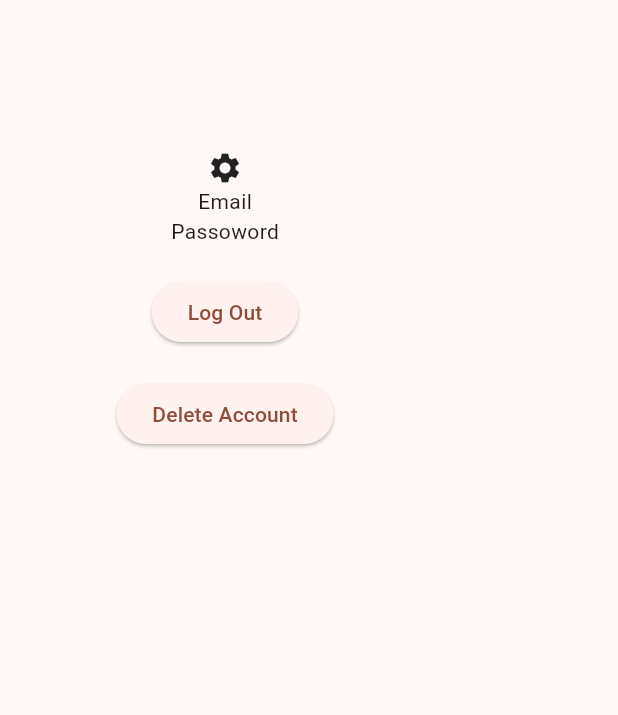
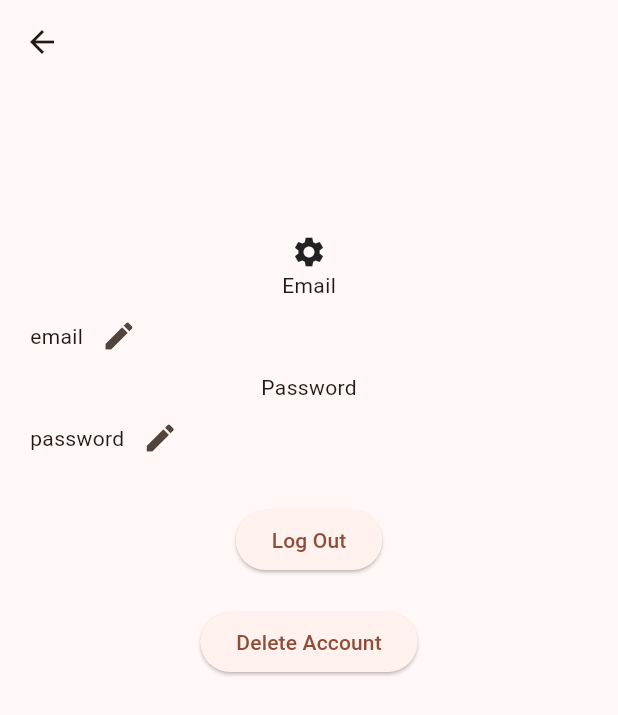
Before and after one commit to Amean/cow-detector, a Flutter app: the SettingsScreen screen opened by its route, on a phone screen of 412 x 824 dp. Shown: the top 715 px of the screen. Run offline on Flutter 3.47's test engine with Material 3 defaults, Android fonts, the phone set to English and light mode, and no system bars; our stand-ins replace firebase_auth, firebase_core, go_router, logger; accounts and stored records are empty.

Commit message:
added statements and widgets to switch between editing and viewing emai and password

```diff
--- a/lib/screens/settings_screen.dart
+++ b/lib/screens/settings_screen.dart
@@ -1,4 +1,6 @@
 import 'package:flutter/material.dart';
+import 'package:go_router/go_router.dart';
+import 'package:cow_detector/services/auth_service.dart';
 
 class SettingsScreen extends StatefulWidget {
   const SettingsScreen({super.key});
@@ -8,9 +10,23 @@ class SettingsScreen extends StatefulWidget {
 }
 
 class _SettingsScreenState extends State<SettingsScreen> {
+  final _auth = AuthService();
+  bool isEditingEmail = false;
+  bool isEditingPassword = false;
+
   @override
   Widget build(BuildContext context) {
     return Scaffold(
+      appBar: AppBar(
+        leading: IconButton(
+          icon: const Icon(
+            Icons.arrow_back,
+          ),
+          onPressed: () {
+            context.go('/home');
+          },
+        ),
+      ),
       body: Container(
         constraints: const BoxConstraints(minWidth: 300, maxWidth: 500),
         padding: const EdgeInsets.symmetric(horizontal: 20, vertical: 100),
@@ -18,15 +34,81 @@ class _SettingsScreenState extends State<SettingsScreen> {
           children: [
             const Icon(Icons.settings),
             Text('Email'),
-            Text('Passoword'),
+            if (!isEditingEmail)
+              Row(
+                children: [
+                  Text('email'), //_auth.getCurrentUser().email),
+                  IconButton(
+                    icon: const Icon(
+                      Icons.edit,
+                    ),
+                    onPressed: () {
+                      setState(() {
+                        isEditingEmail = true;
+                      });
+                    },
+                  ),
+                ],
+              ),
+            if (isEditingEmail)
+              Row(
+                children: [
+                  TextFormField(),
+                  IconButton(
+                    icon: const Icon(
+                      Icons.save,
+                    ),
+                    onPressed: () {
+                      // _auth.updateEmail(newEmail);
+                      setState(() {
+                        isEditingEmail = false;
+                      });
+                    },
+                  ),
+                ],
+              ),
+            Text('Password'),
+            if (!isEditingPassword)
+              Row(
+                children: [
+                  Text('password'), //_auth.getCurrentUser().email),
+                  IconButton(
+                    icon: const Icon(
+                      Icons.edit,
+                    ),
+                    onPressed: () {
+                      setState(() {
+                        isEditingPassword = true;
+                      });
+                    },
+                  ),
+                ],
+              ),
+            if (isEditingPassword)
+              Row(
+                children: [
+                  TextFormField(),
+                  IconButton(
+                    icon: const Icon(
+                      Icons.save,
+                    ),
+                    onPressed: () {
+                      // _auth.updateEmail(newEmail);
+                      setState(() {
+                        isEditingPassword = false;
+                      });
+                    },
+                  ),
+                ],
+              ),
             SizedBox(height: 20),
             ElevatedButton(
-              onPressed: () => {},
+              onPressed: () => _auth.signOut(),
               child: const Text('Log Out'),
             ),
             SizedBox(height: 20),
             ElevatedButton(
-              onPressed: () => {},
+              onPressed: () => _auth.deleteAccount(),
               child: const Text('Delete Account'),
             ),
           ],
```
